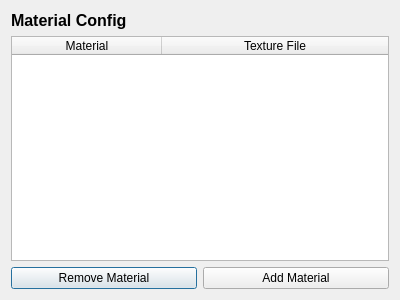
First picture: the form in Resources/UI/texture_config.ui, repository furti/FreeCAD-ArchTextures, before the edit.
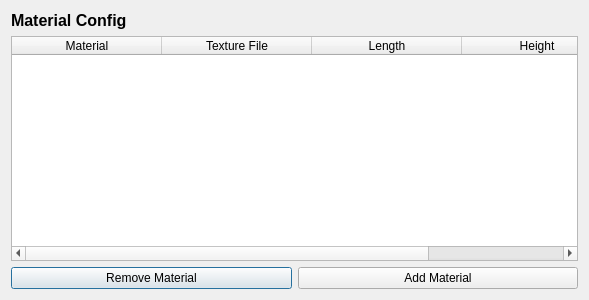
Second picture: the form after the edit.

```diff
--- a/Resources/UI/texture_config.ui
+++ b/Resources/UI/texture_config.ui
@@ -6,7 +6,7 @@
    <rect>
     <x>0</x>
     <y>0</y>
-    <width>400</width>
+    <width>589</width>
     <height>300</height>
    </rect>
   </property>
@@ -37,7 +37,7 @@
       <enum>QAbstractItemView::SelectRows</enum>
      </property>
      <property name="columnCount">
-      <number>2</number>
+      <number>4</number>
      </property>
      <attribute name="horizontalHeaderCascadingSectionResizes">
       <bool>false</bool>
@@ -46,7 +46,7 @@
       <number>150</number>
      </attribute>
      <attribute name="horizontalHeaderStretchLastSection">
-      <bool>true</bool>
+      <bool>false</bool>
      </attribute>
      <column>
       <property name="text">
@@ -58,6 +58,16 @@
        <string>Texture File</string>
       </property>
      </column>
+     <column>
+      <property name="text">
+       <string>Length</string>
+      </property>
+     </column>
+     <column>
+      <property name="text">
+       <string>Height</string>
+      </property>
+     </column>
     </widget>
    </item>
    <item row="2" column="0">
```
